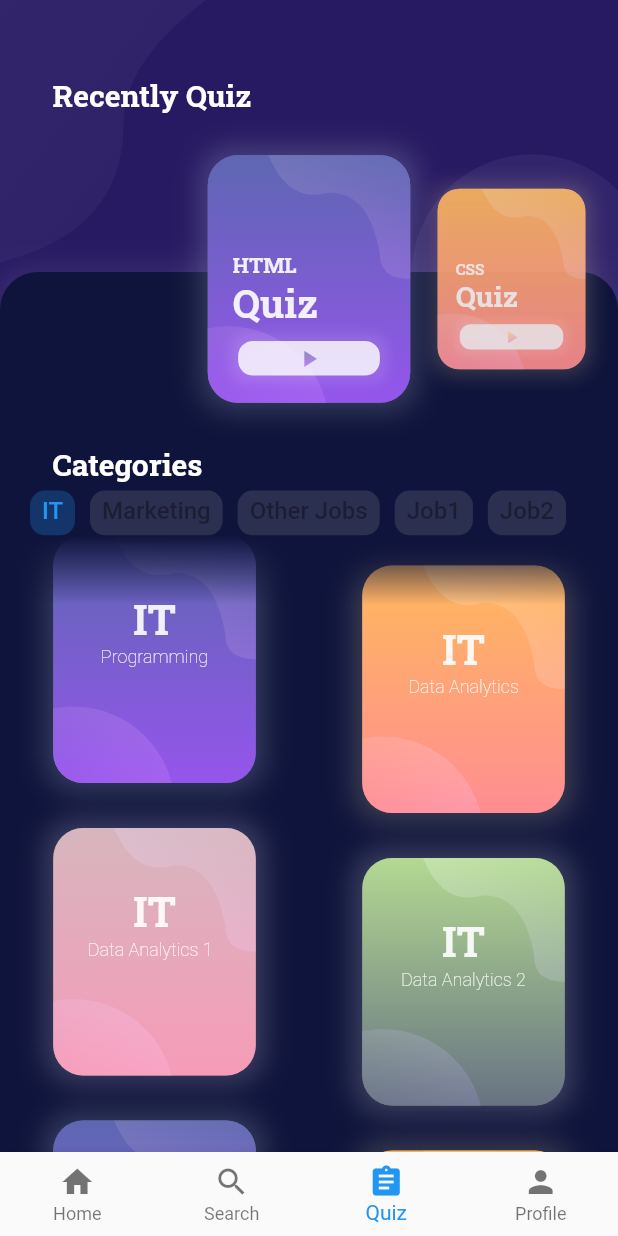
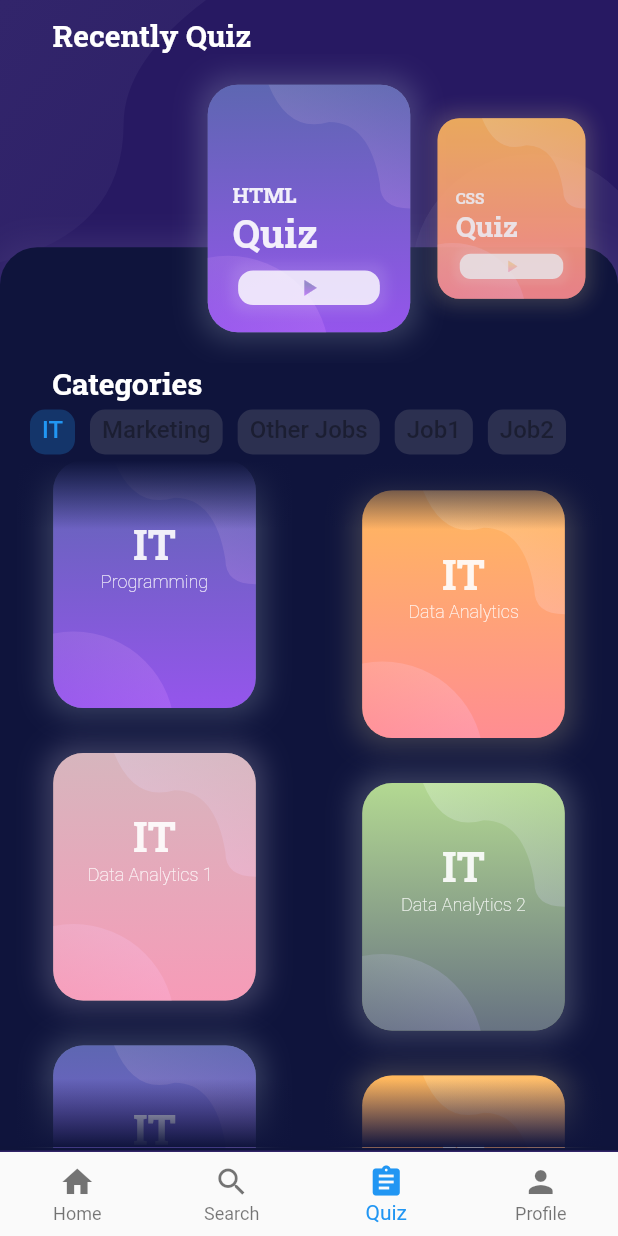
Before and after one commit to doanhduy199819/ipa, a Flutter app: the screen it shows once a user with an empty profile is signed in, item 3 of the bottom bar chosen, on a phone screen of 412 x 824 dp. Run offline on Flutter 3.47's test engine with Material 2 defaults, Android fonts, the phone set to English and light mode, and no system bars; drawn by our look-alikes of scroll_snap_list; our stand-ins replace firebase_auth, firebase_core, flutter_signin_button, flutter_switch, google_sign_in, percent_indicator and 1 more; missing offline and left inert: stack; accounts and stored records are empty.

Commit message:
fix ui quiz_overview

```diff
--- a/lib/pages/home_container.dart
+++ b/lib/pages/home_container.dart
@@ -16,7 +16,6 @@ class HomeContainerWidget extends StatefulWidget {
 
 class _HomeContainerWidgetState extends State<HomeContainerWidget> {
   int tabIndex = 0;
-
   Widget _getBodyWidget(int index) {
     if (index == 0) {
       return HomePage();
--- a/lib/pages/quiz_screen/component/backgound.dart
+++ b/lib/pages/quiz_screen/component/backgound.dart
@@ -1,8 +1,10 @@
 import 'package:flutter/material.dart';
 
 class background extends StatelessWidget {
-  const background({Key? key, required this.color}) : super(key: key);
-
+  const background(
+      {Key? key, required this.color, required this.havenavigationbar})
+      : super(key: key);
+  final int havenavigationbar;
   final List<Color> color;
   @override
   Widget build(BuildContext context) {
@@ -15,9 +17,9 @@ class background extends StatelessWidget {
           Circle(color: color[3]),
           Column(
             children: [
-              Container(height: size.height * 0.22),
+              Container(height: size.height * 0.20),
               Container(
-                height: size.height * 0.78,
+                height: size.height * 0.80 - havenavigationbar * 57,
                 decoration: BoxDecoration(
                     color: Color.fromRGBO(15, 20, 60, 1),
                     borderRadius: BorderRadius.only(
--- a/lib/pages/quiz_screen/screen/list_quiz.dart
+++ b/lib/pages/quiz_screen/screen/list_quiz.dart
@@ -121,7 +121,10 @@ class ListQuiz extends StatelessWidget {
     Size size = MediaQuery.of(context).size;
     return Container(
         child: Stack(children: [
-      background(color: color),
+      background(
+        color: color,
+        havenavigationbar: 0,
+      ),
       Column(crossAxisAlignment: CrossAxisAlignment.start, children: [
         Container(
           height: size.height * 0.1,
--- a/lib/pages/quiz_screen/screen/quiz_overview.dart
+++ b/lib/pages/quiz_screen/screen/quiz_overview.dart
@@ -113,10 +113,13 @@ class QuizOverview extends StatelessWidget {
     ];
     return Stack(
       children: [
-        background(color: color),
+        background(
+          color: color,
+          havenavigationbar: 1,
+        ),
         Column(children: [
           Container(
-            margin: EdgeInsets.only(top: 50, left: 20),
+            margin: EdgeInsets.only(top: 10, left: 20),
             padding: EdgeInsets.only(left: 15),
             child: Align(
               alignment: Alignment.topLeft,
@@ -130,7 +133,7 @@ class QuizOverview extends StatelessWidget {
             ),
           ),
           SizedBox(
-            height: 220,
+            height: 206,
             child: Expanded(
               child: ScrollSnapList(
                   onItemFocus: (index) {},
@@ -160,7 +163,8 @@ class QuizOverview extends StatelessWidget {
           ),
           TopBar(),
           Container(
-            height: MediaQuery.of(context).size.height - 362,
+            margin: EdgeInsets.only(top: 4),
+            height: MediaQuery.of(context).size.height - 366,
             child: Stack(children: [
               Container(
                   child: MasonryGridView.count(
@@ -173,7 +177,7 @@ class QuizOverview extends StatelessWidget {
               )),
               Column(children: [
                 Container(
-                  height: (MediaQuery.of(context).size.height - 362) * 0.1,
+                  height: (MediaQuery.of(context).size.height - 366) * 0.1,
                   decoration: BoxDecoration(
                       gradient: LinearGradient(colors: <Color>[
                     Color.fromRGBO(15, 20, 60, 1),
@@ -182,7 +186,7 @@ class QuizOverview extends StatelessWidget {
                 ),
                 Spacer(),
                 Container(
-                  height: (MediaQuery.of(context).size.height - 362) * 0.1,
+                  height: (MediaQuery.of(context).size.height - 366) * 0.1,
                   decoration: BoxDecoration(
                       gradient: LinearGradient(colors: <Color>[
                     Color.fromRGBO(15, 20, 60, 0),
--- a/pubspec.yaml
+++ b/pubspec.yaml
@@ -78,6 +78,7 @@ flutter:
   #   - images/a_dot_ham.jpeg
   assets:
     - assets/images/
+    - assets/icons/
 
   # An image asset can refer to one or more resolution-specific "variants", see
   # https://flutter.dev/assets-and-images/#resolution-aware
```
Also changed, not shown: pubspec.lock.
